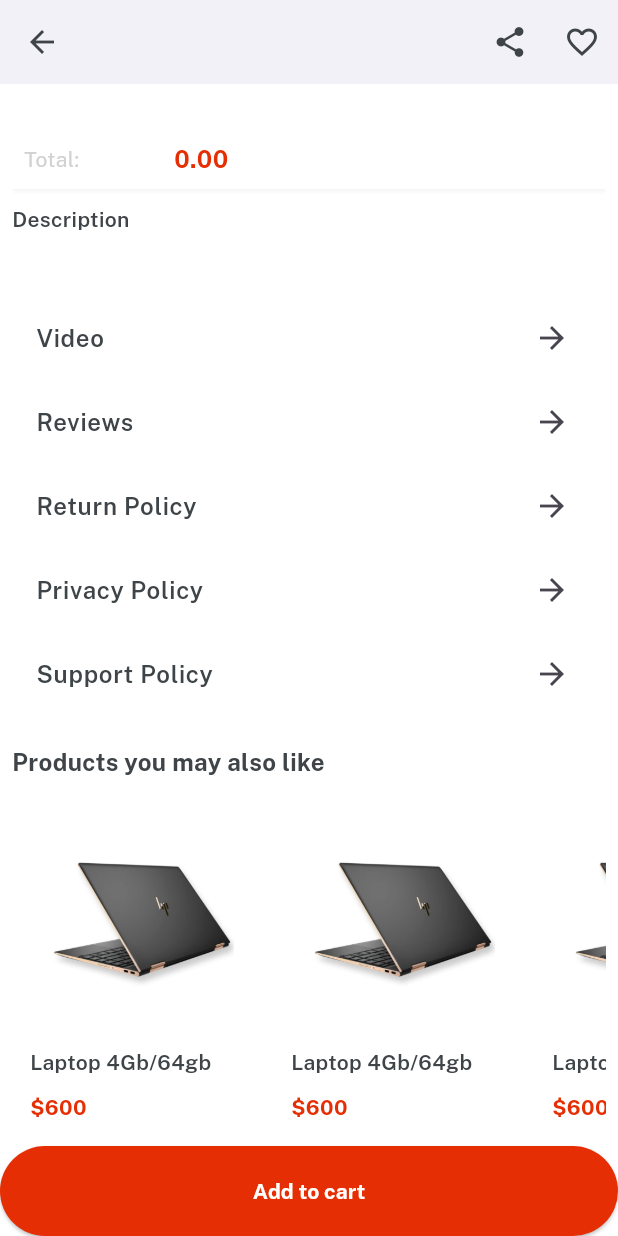
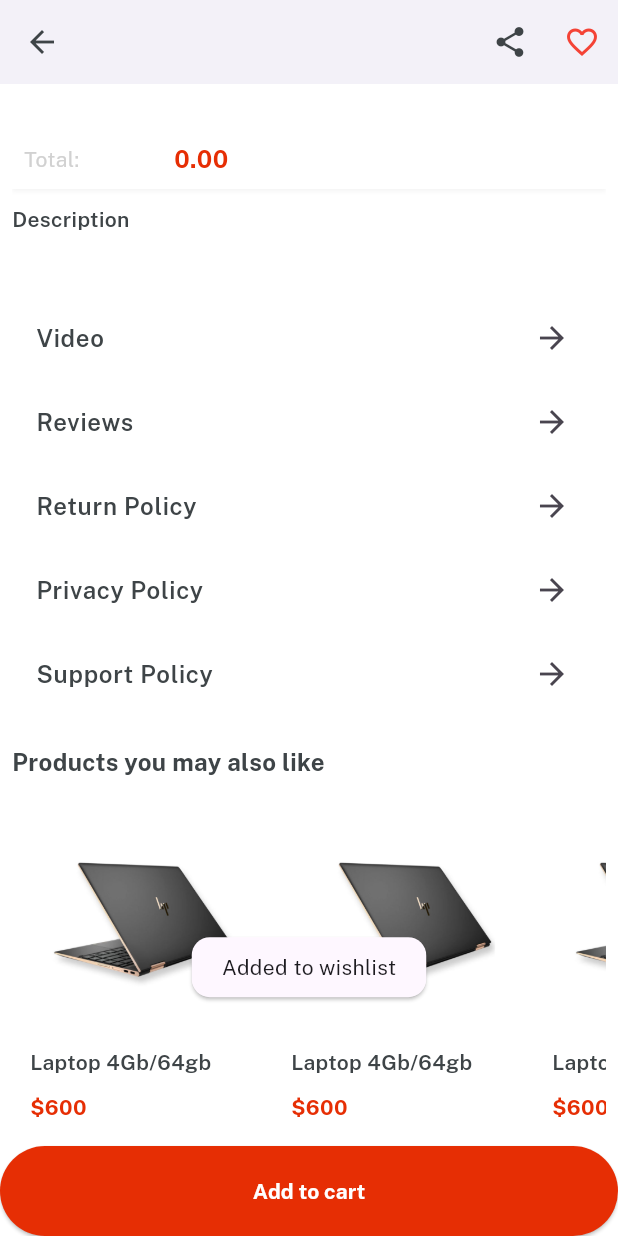
Before and after one commit to aditya-neupane/ecommerce, a Flutter app: the ItemsDetails screen opened directly with empty values, scrolled down 641 dp, after a tap on the "favorite outline" icon, on a phone screen of 412 x 824 dp. Run offline on Flutter 3.47's test engine with Material 3 defaults, Android fonts, the phone set to English and light mode, and no system bars; our stand-ins replace cloud_firestore, firebase_auth, firebase_core, get, image_picker, velocity_x; accounts and stored records are empty.

Commit message:
project renew

```diff
--- a/lib/controllers/auth_controller.dart
+++ b/lib/controllers/auth_controller.dart
@@ -27,6 +27,9 @@ class AuthController extends GetxController {
   //signup method
   Future<UserCredential?> signupMethod(email, password, context) async {
     UserCredential? userCredential;
+    if (!email.toString().contains(RegExp(r'^[\w\.-]+@[\w\.-]+\.\w{2,4}$'))) {
+      return userCredential;
+    }
 
     try {
       userCredential = await auth.createUserWithEmailAndPassword(
@@ -45,7 +48,8 @@ class AuthController extends GetxController {
       'name': name,
       'password': password,
       'email': email,
-      'imgUrl': 'https://fakeimg.pl/600x400?text=Sample+image', // TODO: implement image upload in future.
+      'imgUrl':
+          'https://fakeimg.pl/600x400?text=Sample+image', // TODO: implement image upload in future.
       'id': currentUser!.uid,
       'cart_count': 0,
       'wishlist_count': 0,
--- a/lib/controllers/product_controller.dart
+++ b/lib/controllers/product_controller.dart
@@ -1,5 +1,6 @@
 import 'dart:math';
 
+import 'package:cloud_firestore/cloud_firestore.dart';
 import 'package:ecommerce/consts/consts.dart';
 import 'package:ecommerce/consts/firebase_consts.dart';
 import 'package:ecommerce/models/category_model.dart';
@@ -12,6 +13,8 @@ class ProductController extends GetxController {
   var colorIndex = 0.obs;
   var totalPrice = 0.obs;
   var subcat = [];
+
+  var isFav = false.obs;
   getSubCategories(title) async {
     subcat.clear();
     var data = await rootBundle.loadString("lib/services/category_model.json");
@@ -62,4 +65,31 @@ class ProductController extends GetxController {
     quantity.value = 0;
     // colorIndex.value = 0;
   }
+
+  addToWishList(docId, context) async {
+    await firestore.collection(productsCollection).doc(docId).set({
+      "p_wishlist": FieldValue.arrayUnion([currentUser!.uid])
+    }, SetOptions(merge: true));
+
+    isFav(true);
+    VxToast.show(context, msg: "Added to wishlist");
+  }
+
+  removeFromWishList(docId, context) async {
+    await firestore.collection(productsCollection).doc(docId).set({
+      "p_wishlist": FieldValue.arrayRemove([currentUser!.uid])
+    }, SetOptions(merge: true));
+
+    isFav(false);
+
+    VxToast.show(context, msg: "Removed from wishlist");
+  }
+
+  checkIfFav(data) async {
+    if (data['p_wishlist'].contains(currentUser!.uid)) {
+      isFav.value = true;
+    } else {
+      isFav.value = false;
+    }
+  }
 }
--- a/lib/services/category_model.json
+++ b/lib/services/category_model.json
@@ -9,7 +9,7 @@
         ]
         },
         {
-            "name": "Men Closthing and Fashion","subcategories" :[
+            "name": "Men Clothing and Fashion","subcategories" :[
                "Outwear & Jackets",
                "Formal Dress",
             "Accessories"
--- a/lib/services/firestore_services.dart
+++ b/lib/services/firestore_services.dart
@@ -37,7 +37,7 @@ class FirestoreServices {
         .collection(chatsCollection)
         .doc(docId)
         .collection(messageCollection)
-        .orderBy('created_on', descending: true)
+        .orderBy('created_on', descending: false)
         .snapshots();
   }
 }
--- a/lib/views/auth_screen/signup_Screen.dart
+++ b/lib/views/auth_screen/signup_Screen.dart
@@ -1,6 +1,7 @@
 import 'package:ecommerce/consts/consts.dart';
 import 'package:ecommerce/consts/lists.dart';
 import 'package:ecommerce/controllers/auth_controller.dart';
+import 'package:ecommerce/views/auth_screen/login_screen.dart';
 import 'package:ecommerce/views/homeScreen/home.dart';
 import 'package:ecommerce/widgets_common/applogo_widget.dart';
 import 'package:ecommerce/widgets_common/bg_widget.dart';
@@ -149,7 +150,7 @@ class _SignupScreenState extends State<SignupScreen> {
                                         );
                                       }).then((value) {
                                         VxToast.show(context, msg: loggedIn);
-                                        Get.offAll(() => const Home());
+                                        Get.offAll(() => const LoginScreen());
                                       });
                                     } catch (e) {
                                       auth.signOut();
--- a/lib/views/categoryScreen/items_details.dart
+++ b/lib/views/categoryScreen/items_details.dart
@@ -38,11 +38,22 @@ class ItemsDetails extends StatelessWidget {
                 icon: Icon(
                   Icons.share,
                 )),
-            IconButton(
-                onPressed: () {},
-                icon: Icon(
-                  Icons.favorite_outline,
-                )),
+            Obx(
+              () => IconButton(
+                  onPressed: () {
+                    if (controller.isFav.value) {
+                      controller.removeFromWishList(data.id, context);
+                      // controller.isFav.value = false;
+                    } else {
+                      controller.addToWishList(data.id, context);
+                      // controller.isFav.value = true;
+                    }
+                  },
+                  icon: Icon(
+                    Icons.favorite_outline,
+                    color: controller.isFav.value ? Colors.red : Colors.grey,
+                  )),
+            ),
           ],
         ),
         body: Column(
```
Also changed, not shown: lib/views/cartScreen/cart_Screen.dart (+20 -8 lines), lib/views/cartScreen/shipping_screen.dart (added, +40 -0 lines), lib/views/categoryScreen/category_details.dart (+6 -2 lines), lib/views/chat_screen/chat_screen.dart (+18 -6 lines), lib/views/chat_screen/components/sender_bubble.dart (+18 -6 lines).
